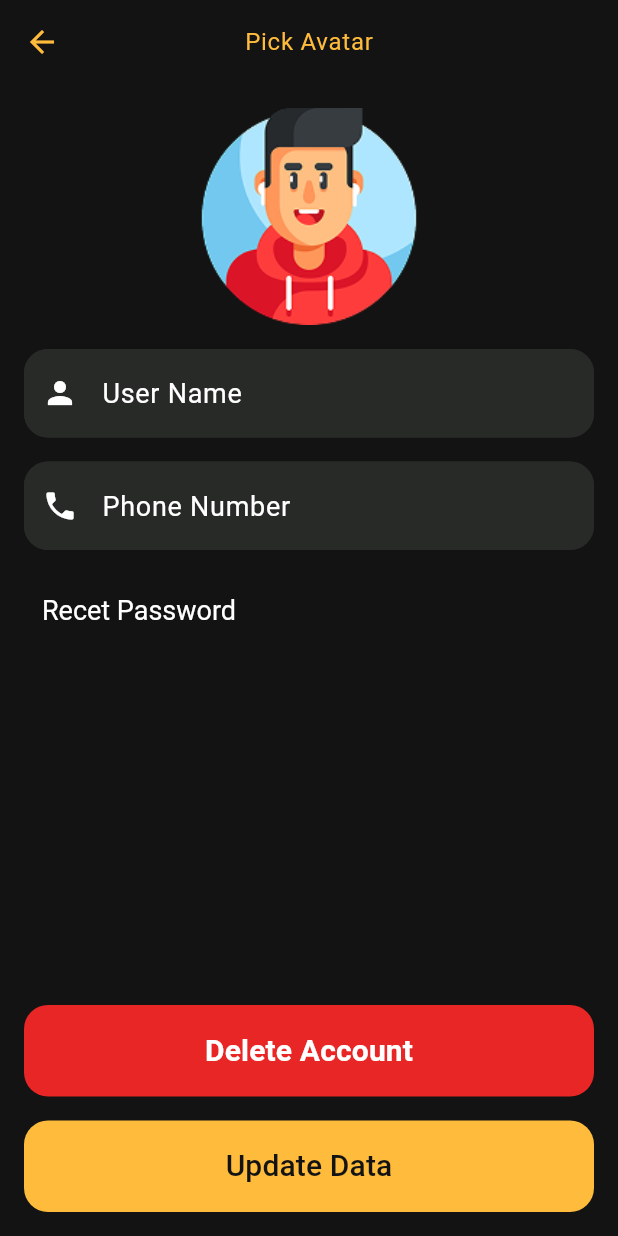
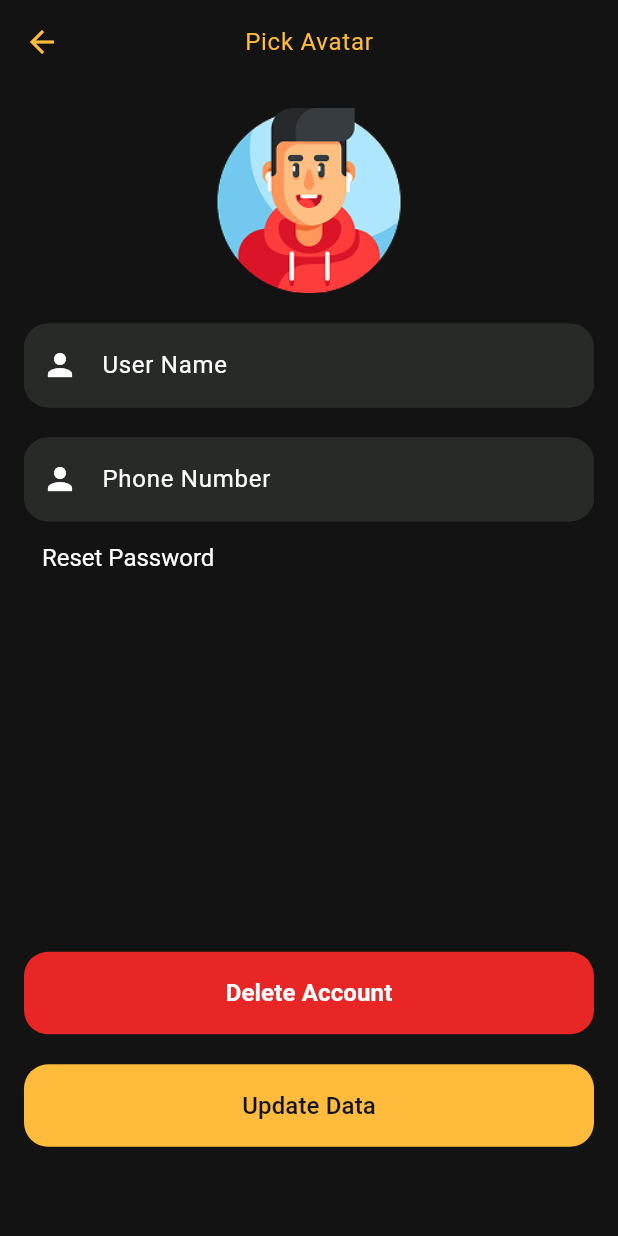
Before and after one commit to Route-Graduation-Project/Movies-App, a Flutter app: the UpdateScreen screen opened by its route, on a phone screen of 412 x 824 dp. Run offline on Flutter 3.47's test engine with Material 3 defaults, Android fonts, the phone set to English and light mode, and no system bars; our stand-ins replace connectivity_plus, dio, pretty_dio_logger, retrofit, shared_preferences; accounts and stored records are empty; generated files the repository leaves out were written again.

Commit message:
make API client and make login api and some updates in update screen

```diff
--- a/lib/core/routing/app_routes.dart
+++ b/lib/core/routing/app_routes.dart
@@ -1,8 +1,7 @@
 import 'package:flutter/material.dart';
 import 'package:movies_app/core/routing/routes.dart';
-import 'package:movies_app/ui/update/update_screen.dart';
-
-import '../../ui/home/home_screen.dart';
+import 'package:movies_app/presentation/ui/home/home_screen.dart';
+import 'package:movies_app/presentation/ui/update/update_screen.dart';
 import '../app_colors.dart';
 
 abstract class AppRoutes {
--- a/lib/core/theme.dart
+++ b/lib/core/theme.dart
@@ -85,8 +85,8 @@ abstract class AppTheme {
 
     textButtonTheme: TextButtonThemeData(
       style: TextButton.styleFrom(
-        textStyle: TextStyle(
-          fontSize: 18,
+        textStyle: const TextStyle(
+          fontSize: 16,
         ),
         foregroundColor: AppColors.white,
         overlayColor: Colors.transparent,
@@ -99,12 +99,12 @@ abstract class AppTheme {
       prefixIconColor: AppColors.white,
       suffixIconColor: AppColors.white,
       hintStyle: TextStyle(
-        fontSize: 18 ,
+        fontSize: 16 ,
         color: AppColors.white,
       ),
       enabledBorder: OutlineInputBorder(
         borderRadius: BorderRadius.circular(16),
-        borderSide: BorderSide(color: AppColors.gray),
+        borderSide: const BorderSide(color: AppColors.gray),
       ),
       disabledBorder: OutlineInputBorder(
         borderRadius: BorderRadius.circular(16),
--- /dev/null
+++ b/lib/presentation/ui/update/update_screen.dart
@@ -0,0 +1,83 @@
+import 'package:flutter/material.dart';
+import 'package:movies_app/core/app_colors.dart';
+import 'package:movies_app/core/utilis/context_extension.dart';
+import 'package:movies_app/core/utilis/white_space_extension.dart';
+
+class UpdateScreen extends StatelessWidget {
+  const UpdateScreen({super.key});
+
+  @override
+  Widget build(BuildContext context) {
+    return Scaffold(
+      appBar: AppBar(
+        title: Text(
+          "Pick Avatar",
+          style: Theme.of(context).textTheme.bodyLarge,
+        ),
+        centerTitle: true,
+      ),
+      body: ListView(
+        padding: EdgeInsets.all(16),
+        children: [
+          Image.asset(
+            height: context.heightSize * 0.15,
+            "assets/images/avatar1.png",
+          ),
+          20.heightSpace,
+          TextFormField(
+            decoration: const InputDecoration(
+              filled: true,
+              fillColor: AppColors.gray,
+              prefixIcon: Icon(Icons.person),
+              hintText: "User Name",
+            ),
+          ),
+          20.heightSpace,
+          TextFormField(
+            decoration: const InputDecoration(
+              filled: true,
+              fillColor: AppColors.gray,
+              prefixIcon: Icon(Icons.person),
+              hintText: "Phone Number",
+            ),
+          ),
+          Align(
+            alignment: Alignment.centerLeft,
+            child: TextButton(
+              onPressed: () {},
+              child: const Text("Reset Password"),
+            ),
+          ),
+          SizedBox(
+            height: context.heightSize*0.29,
+          ),
+          SizedBox(
+            width: double.infinity,
+            child: FilledButton(
+              onPressed: () {},
+              style: FilledButton.styleFrom(
+                backgroundColor: AppColors.red,
+                foregroundColor: AppColors.white,
+              ),
+              child: const Text(
+                "Delete Account",
+                style: TextStyle(fontSize: 16, fontWeight: FontWeight.bold),
+              ),
+            ),
+          ),
+          20.heightSpace,
+          SizedBox(
+            width: double.infinity,
+            child: FilledButton(
+                      onPressed: () {},
+                      child: const Text(
+            "Update Data",
+            style: TextStyle(fontSize: 16),
+                      ),
+                    ),
+          ),
+        ],
+      ),
+    );
+  }
+}
--- a/lib/ui/update/update_screen.dart
+++ /dev/null
@@ -1,85 +0,0 @@
-import 'package:flutter/material.dart';
-import 'package:movies_app/core/app_colors.dart';
-
-class UpdateScreen extends StatelessWidget {
-  const UpdateScreen({super.key});
-
-  @override
-  Widget build(BuildContext context) {
-    var size = MediaQuery.sizeOf(context);
-    return Scaffold(
-      appBar: AppBar(
-        title: Text(
-          "Pick Avatar",
-          style: Theme.of(context).textTheme.bodyLarge,
-        ),
-        centerTitle: true,
-      ),
-      body: SafeArea(
-        child: Row(
-          mainAxisAlignment: MainAxisAlignment.center,
-          children: [
-            Expanded(
-              child: Padding(
-                padding: const EdgeInsets.all(16.0),
-                child: Column(
-                  spacing: 16,
-                  children: [
-                    Image.asset(
-                      "assets/images/avatar1.png",
-                      width: size.width * (151 / 430),
-                    ),
-                    TextFormField(
-                      decoration: const InputDecoration(
-                        filled: true,
-                        fillColor: AppColors.gray,
-                        prefixIcon: Icon(Icons.person),
-                        hintText: "User Name",
-                      ),
-                    ),
-                    TextFormField(
-                      decoration: const InputDecoration(
-                        filled: true,
-                        fillColor: AppColors.gray,
-                        prefixIcon: Icon(Icons.phone),
-                        hintText: "Phone Number",
-                      ),
-                    ),
-                    Align(
-                      alignment: Alignment.centerLeft,
-                        child: TextButton(onPressed: (){}, child: Text("Recet Password"))),
-                    const Spacer(),
-                    SizedBox(
-                      width: double.infinity,
-                      child: FilledButton(
-                        onPressed: () {},
-                        style: FilledButton.styleFrom(
-                          backgroundColor: AppColors.red,
-                          foregroundColor: AppColors.white,
-                        ),
-                        child: const Text(
-                          "Delete Account",
-                          style: TextStyle(fontSize: 20, fontWeight: FontWeight.bold),
-                        ),
-                      ),
-                    ),
-                    SizedBox(
-                      width: double.infinity,
-                      child: FilledButton(
-                        onPressed: () {},
-                        child: const Text(
-                          "Update Data",
-                          style: TextStyle(fontSize: 20),
-                        ),
-                      ),
-                    ),
-                  ],
-                ),
-              ),
-            ),
-          ],
-        ),
-      ),
-    );
-  }
-}
```
Also changed, not shown: lib/data/api_manager/api_client.dart (added, +17 -0 lines), lib/data/api_manager/shared_dio.dart (added, +17 -0 lines), lib/data/data_source/api_remote_impl.dart (added, +27 -0 lines), lib/data/models/login_request.dart (added, +11 -0 lines), lib/data/models/login_responce.dart (added, +16 -0 lines), lib/data/repository_imp/auth_repo_impl.dart (added, +49 -0 lines), lib/domain/repository/api_remote_data.dart (added, +10 -0 lines), lib/domain/repository/auth_repository.dart (added, +11 -0 lines), lib/presentation/ui/home/home_screen.dart (renamed from lib/ui/home/home_screen.dart, +6 -2 lines), pubspec.yaml (+5 -3 lines), pubspec.lock, 3 other files.
